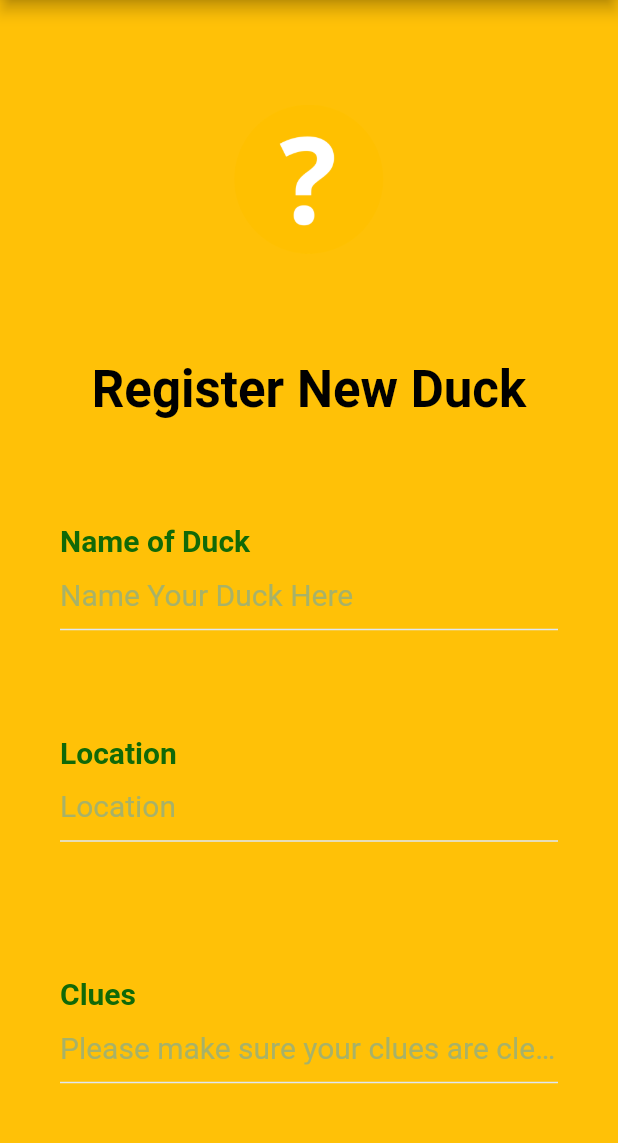
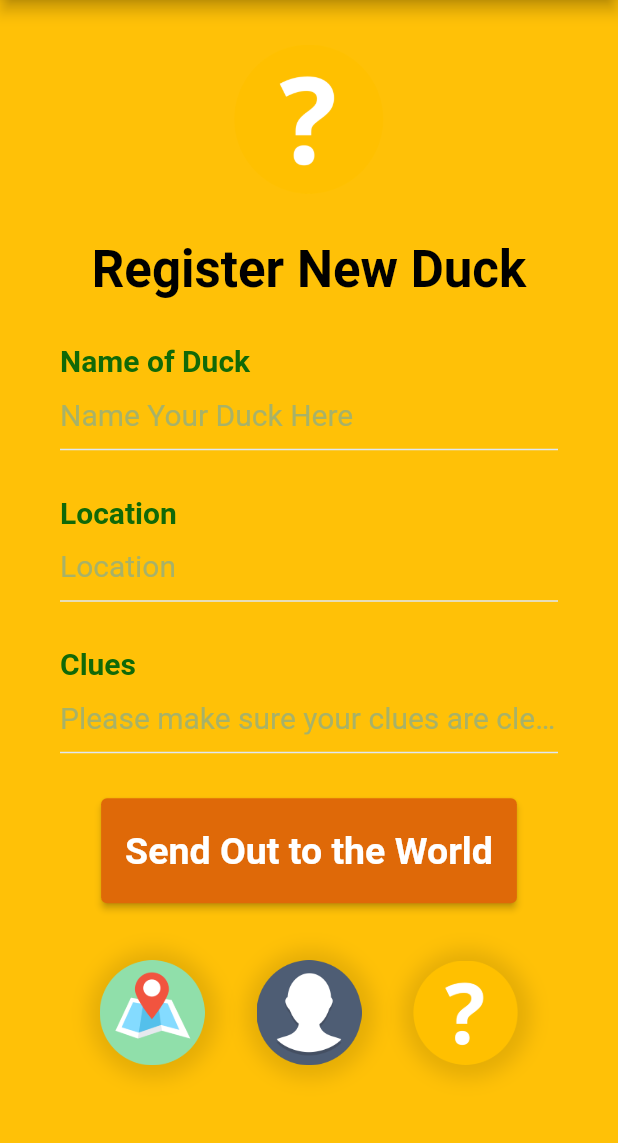
Before and after one commit to muhsinaltintop/tlydp, a Flutter app: the RegisterDuck screen opened directly, on a phone screen of 412 x 824 dp, the part 84-1227 px from its top. Run offline on Flutter 3.47's test engine with Material 2 defaults, Android fonts, the phone set to English and light mode, and no system bars.

```diff
--- a/lib/screens/register_a_new_duck_screen.dart
+++ b/lib/screens/register_a_new_duck_screen.dart
@@ -1,6 +1,6 @@
 import 'package:flutter/material.dart';
-import 'package:tlydp/widgets/app_button.dart';
-import 'landing_screen.dart';
+import '../widgets/app_button.dart';
+import '../reusables/navbar/nav.dart';
 
 class RegisterDuck extends StatefulWidget {
   const RegisterDuck({Key? key}) : super(key: key);
@@ -47,29 +47,29 @@ class _RegisterDuckState extends State<RegisterDuck> {
                   child: Column(
                     children: [
                       SizedBox(
-                        height: 70,
+                        height: 30,
                       ),
                       _imageDuck(),
                       SizedBox(
-                        height: 70,
+                        height: 30,
                       ),
                       _registerDuckLabel(),
                       SizedBox(
-                        height: 70,
+                        height: 30,
                       ),
                       _labelTextInput(
                           'Name of Duck', 'Name Your Duck Here', false),
                       SizedBox(
-                        height: 70,
+                        height: 30,
                       ),
                       _labelTextInput('Location', 'Location', false),
                       SizedBox(
-                        height: 90,
+                        height: 30,
                       ),
                       _labelTextInput('Clues',
                           'Please make sure your clues are clear...', false),
                       SizedBox(
-                        height: 90,
+                        height: 30,
                       ),
                       AppButton(
                         text: 'Send Out to the World',
@@ -79,8 +79,9 @@ class _RegisterDuckState extends State<RegisterDuck> {
                         },
                       ),
                       SizedBox(
-                        height: 70,
+                        height: 30,
                       ),
+                      Nav(),
                     ],
                   ),
                 ))
```
